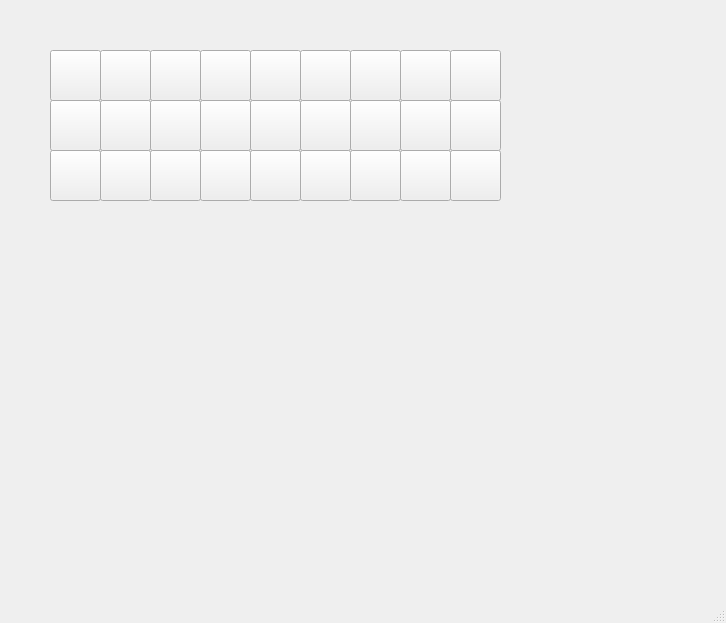
This is mainwindow.ui in xswzaq44321/Sudoku_Game as Qt 5 draws it before an edit. The edited form follows.
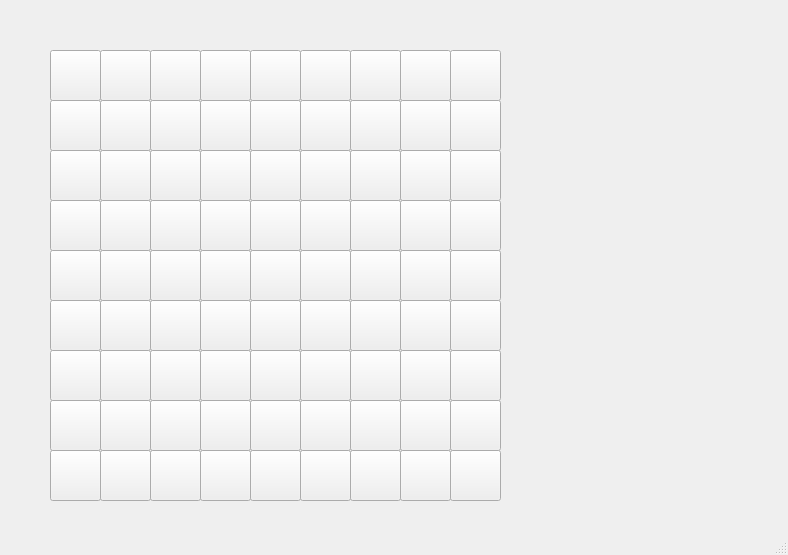
This is the edited form.

Commit message: Finish button arrays

```diff
--- a/mainwindow.ui
+++ b/mainwindow.ui
@@ -6,8 +6,8 @@
    <rect>
     <x>0</x>
     <y>0</y>
-    <width>726</width>
-    <height>623</height>
+    <width>788</width>
+    <height>555</height>
    </rect>
   </property>
   <property name="windowTitle">
@@ -365,6 +365,708 @@
      <string/>
     </property>
    </widget>
+   <widget class="QPushButton" name="pushButton_28">
+    <property name="geometry">
+     <rect>
+      <x>50</x>
+      <y>200</y>
+      <width>51</width>
+      <height>51</height>
+     </rect>
+    </property>
+    <property name="text">
+     <string/>
+    </property>
+   </widget>
+   <widget class="QPushButton" name="pushButton_29">
+    <property name="geometry">
+     <rect>
+      <x>100</x>
+      <y>200</y>
+      <width>51</width>
+      <height>51</height>
+     </rect>
+    </property>
+    <property name="text">
+     <string/>
+    </property>
+   </widget>
+   <widget class="QPushButton" name="pushButton_30">
+    <property name="geometry">
+     <rect>
+      <x>150</x>
+      <y>200</y>
+      <width>51</width>
+      <height>51</height>
+     </rect>
+    </property>
+    <property name="text">
+     <string/>
+    </property>
+   </widget>
+   <widget class="QPushButton" name="pushButton_31">
+    <property name="geometry">
+     <rect>
+      <x>200</x>
+      <y>200</y>
+      <width>51</width>
+      <height>51</height>
+     </rect>
+    </property>
+    <property name="text">
+     <string/>
+    </property>
+   </widget>
+   <widget class="QPushButton" name="pushButton_32">
+    <property name="geometry">
+     <rect>
+      <x>250</x>
+      <y>200</y>
+      <width>51</width>
+      <height>51</height>
+     </rect>
+    </property>
+    <property name="text">
+     <string/>
+    </property>
+   </widget>
+   <widget class="QPushButton" name="pushButton_33">
+    <property name="geometry">
+     <rect>
+      <x>300</x>
+      <y>200</y>
+      <width>51</width>
+      <height>51</height>
+     </rect>
+    </property>
+    <property name="text">
+     <string/>
+    </property>
+   </widget>
+   <widget class="QPushButton" name="pushButton_34">
+    <property name="geometry">
+     <rect>
+      <x>350</x>
+      <y>200</y>
+      <width>51</width>
+      <height>51</height>
+     </rect>
+    </property>
+    <property name="text">
+     <string/>
+    </property>
+   </widget>
+   <widget class="QPushButton" name="pushButton_35">
+    <property name="geometry">
+     <rect>
+      <x>400</x>
+      <y>200</y>
+      <width>51</width>
+      <height>51</height>
+     </rect>
+    </property>
+    <property name="text">
+     <string/>
+    </property>
+   </widget>
+   <widget class="QPushButton" name="pushButton_36">
+    <property name="geometry">
+     <rect>
+      <x>450</x>
+      <y>200</y>
+      <width>51</width>
+      <height>51</height>
+     </rect>
+    </property>
+    <property name="text">
+     <string/>
+    </property>
+   </widget>
+   <widget class="QPushButton" name="pushButton_37">
+    <property name="geometry">
+     <rect>
+      <x>50</x>
+      <y>250</y>
+      <width>51</width>
+      <height>51</height>
+     </rect>
+    </property>
+    <property name="text">
+     <string/>
+    </property>
+   </widget>
+   <widget class="QPushButton" name="pushButton_38">
+    <property name="geometry">
+     <rect>
+      <x>100</x>
+      <y>250</y>
+      <width>51</width>
+      <height>51</height>
+     </rect>
+    </property>
+    <property name="text">
+     <string/>
+    </property>
+   </widget>
+   <widget class="QPushButton" name="pushButton_39">
+    <property name="geometry">
+     <rect>
+      <x>150</x>
+      <y>250</y>
+      <width>51</width>
+      <height>51</height>
+     </rect>
+    </property>
+    <property name="text">
+     <string/>
+    </property>
+   </widget>
+   <widget class="QPushButton" name="pushButton_40">
+    <property name="geometry">
+     <rect>
+      <x>200</x>
+      <y>250</y>
+      <width>51</width>
+      <height>51</height>
+     </rect>
+    </property>
+    <property name="text">
+     <string/>
+    </property>
+   </widget>
+   <widget class="QPushButton" name="pushButton_41">
+    <property name="geometry">
+     <rect>
+      <x>250</x>
+      <y>250</y>
+      <width>51</width>
+      <height>51</height>
+     </rect>
+    </property>
+    <property name="text">
+     <string/>
+    </property>
+   </widget>
+   <widget class="QPushButton" name="pushButton_42">
+    <property name="geometry">
+     <rect>
+      <x>300</x>
+      <y>250</y>
+      <width>51</width>
+      <height>51</height>
+     </rect>
+    </property>
+    <property name="text">
+     <string/>
+    </property>
+   </widget>
+   <widget class="QPushButton" name="pushButton_43">
+    <property name="geometry">
+     <rect>
+      <x>350</x>
+      <y>250</y>
+      <width>51</width>
+      <height>51</height>
+     </rect>
+    </property>
+    <property name="text">
+     <string/>
+    </property>
+   </widget>
+   <widget class="QPushButton" name="pushButton_44">
+    <property name="geometry">
+     <rect>
+      <x>400</x>
+      <y>250</y>
+      <width>51</width>
+      <height>51</height>
+     </rect>
+    </property>
+    <property name="text">
+     <string/>
+    </property>
+   </widget>
+   <widget class="QPushButton" name="pushButton_45">
+    <property name="geometry">
+     <rect>
+      <x>450</x>
+      <y>250</y>
+      <width>51</width>
+      <height>51</height>
+     </rect>
+    </property>
+    <property name="text">
+     <string/>
+    </property>
+   </widget>
+   <widget class="QPushButton" name="pushButton_46">
+    <property name="geometry">
+     <rect>
+      <x>50</x>
+      <y>300</y>
+      <width>51</width>
+      <height>51</height>
+     </rect>
+    </property>
+    <property name="text">
+     <string/>
+    </property>
+   </widget>
+   <widget class="QPushButton" name="pushButton_47">
+    <property name="geometry">
+     <rect>
+      <x>100</x>
+      <y>300</y>
+      <width>51</width>
+      <height>51</height>
+     </rect>
+    </property>
+    <property name="text">
+     <string/>
+    </property>
+   </widget>
+   <widget class="QPushButton" name="pushButton_48">
+    <property name="geometry">
+     <rect>
+      <x>150</x>
+      <y>300</y>
+      <width>51</width>
+      <height>51</height>
+     </rect>
+    </property>
+    <property name="text">
+     <string/>
+    </property>
+   </widget>
+   <widget class="QPushButton" name="pushButton_49">
+    <property name="geometry">
+     <rect>
+      <x>200</x>
+      <y>300</y>
+      <width>51</width>
+      <height>51</height>
+     </rect>
+    </property>
+    <property name="text">
+     <string/>
+    </property>
+   </widget>
+   <widget class="QPushButton" name="pushButton_50">
+    <property name="geometry">
+     <rect>
+      <x>250</x>
+      <y>300</y>
+      <width>51</width>
+      <height>51</height>
+     </rect>
+    </property>
+    <property name="text">
+     <string/>
+    </property>
+   </widget>
+   <widget class="QPushButton" name="pushButton_51">
+    <property name="geometry">
+     <rect>
+      <x>300</x>
+      <y>300</y>
+      <width>51</width>
+      <height>51</height>
+     </rect>
+    </property>
+    <property name="text">
+     <string/>
+    </property>
+   </widget>
+   <widget class="QPushButton" name="pushButton_52">
+    <property name="geometry">
+     <rect>
+      <x>350</x>
+      <y>300</y>
+      <width>51</width>
+      <height>51</height>
+     </rect>
+    </property>
+    <property name="text">
+     <string/>
+    </property>
+   </widget>
+   <widget class="QPushButton" name="pushButton_53">
+    <property name="geometry">
+     <rect>
+      <x>400</x>
+      <y>300</y>
+      <width>51</width>
+      <height>51</height>
+     </rect>
+    </property>
+    <property name="text">
+     <string/>
+    </property>
+   </widget>
+   <widget class="QPushButton" name="pushButton_54">
+    <property name="geometry">
+     <rect>
+      <x>450</x>
+      <y>300</y>
+      <width>51</width>
+      <height>51</height>
+     </rect>
+    </property>
+    <property name="text">
+     <string/>
+    </property>
+   </widget>
+   <widget class="QPushButton" name="pushButton_55">
+    <property name="geometry">
+     <rect>
+      <x>50</x>
+      <y>350</y>
+      <width>51</width>
+      <height>51</height>
+     </rect>
+    </property>
+    <property name="text">
+     <string/>
+    </property>
+   </widget>
+   <widget class="QPushButton" name="pushButton_56">
+    <property name="geometry">
+     <rect>
+      <x>100</x>
+      <y>350</y>
+      <width>51</width>
+      <height>51</height>
+     </rect>
+    </property>
+    <property name="text">
+     <string/>
+    </property>
+   </widget>
+   <widget class="QPushButton" name="pushButton_57">
+    <property name="geometry">
+     <rect>
+      <x>150</x>
+      <y>350</y>
+      <width>51</width>
+      <height>51</height>
+     </rect>
+    </property>
+    <property name="text">
+     <string/>
+    </property>
+   </widget>
+   <widget class="QPushButton" name="pushButton_58">
+    <property name="geometry">
+     <rect>
+      <x>200</x>
+      <y>350</y>
+      <width>51</width>
+      <height>51</height>
+     </rect>
+    </property>
+    <property name="text">
+     <string/>
+    </property>
+   </widget>
+   <widget class="QPushButton" name="pushButton_59">
+    <property name="geometry">
+     <rect>
+      <x>250</x>
+      <y>350</y>
+      <width>51</width>
+      <height>51</height>
+     </rect>
+    </property>
+    <property name="text">
+     <string/>
+    </property>
+   </widget>
+   <widget class="QPushButton" name="pushButton_60">
+    <property name="geometry">
+     <rect>
+      <x>300</x>
+      <y>350</y>
+      <width>51</width>
+      <height>51</height>
+     </rect>
+    </property>
+    <property name="text">
+     <string/>
+    </property>
+   </widget>
+   <widget class="QPushButton" name="pushButton_61">
+    <property name="geometry">
+     <rect>
+      <x>350</x>
+      <y>350</y>
+      <width>51</width>
+      <height>51</height>
+     </rect>
+    </property>
+    <property name="text">
+     <string/>
+    </property>
+   </widget>
+   <widget class="QPushButton" name="pushButton_62">
+    <property name="geometry">
+     <rect>
+      <x>400</x>
+      <y>350</y>
+      <width>51</width>
+      <height>51</height>
+     </rect>
+    </property>
+    <property name="text">
+     <string/>
+    </property>
+   </widget>
+   <widget class="QPushButton" name="pushButton_63">
+    <property name="geometry">
+     <rect>
+      <x>450</x>
+      <y>350</y>
+      <width>51</width>
+      <height>51</height>
+     </rect>
+    </property>
+    <property name="text">
+     <string/>
+    </property>
+   </widget>
+   <widget class="QPushButton" name="pushButton_64">
+    <property name="geometry">
+     <rect>
+      <x>50</x>
+      <y>400</y>
+      <width>51</width>
+      <height>51</height>
+     </rect>
+    </property>
+    <property name="text">
+     <string/>
+    </property>
+   </widget>
+   <widget class="QPushButton" name="pushButton_65">
+    <property name="geometry">
+     <rect>
+      <x>100</x>
+      <y>400</y>
+      <width>51</width>
+      <height>51</height>
+     </rect>
+    </property>
+    <property name="text">
+     <string/>
+    </property>
+   </widget>
+   <widget class="QPushButton" name="pushButton_66">
+    <property name="geometry">
+     <rect>
+      <x>150</x>
+      <y>400</y>
+      <width>51</width>
+      <height>51</height>
+     </rect>
+    </property>
+    <property name="text">
+     <string/>
+    </property>
+   </widget>
+   <widget class="QPushButton" name="pushButton_67">
+    <property name="geometry">
+     <rect>
+      <x>200</x>
+      <y>400</y>
+      <width>51</width>
+      <height>51</height>
+     </rect>
+    </property>
+    <property name="text">
+     <string/>
+    </property>
+   </widget>
+   <widget class="QPushButton" name="pushButton_68">
+    <property name="geometry">
+     <rect>
+      <x>250</x>
+      <y>400</y>
+      <width>51</width>
+      <height>51</height>
+     </rect>
+    </property>
+    <property name="text">
+     <string/>
+    </property>
+   </widget>
+   <widget class="QPushButton" name="pushButton_69">
+    <property name="geometry">
+     <rect>
+      <x>300</x>
+      <y>400</y>
+      <width>51</width>
+      <height>51</height>
+     </rect>
+    </property>
+    <property name="text">
+     <string/>
+    </property>
+   </widget>
+   <widget class="QPushButton" name="pushButton_70">
+    <property name="geometry">
+     <rect>
+      <x>350</x>
+      <y>400</y>
+      <width>51</width>
+      <height>51</height>
+     </rect>
+    </property>
+    <property name="text">
+     <string/>
+    </property>
+   </widget>
+   <widget class="QPushButton" name="pushButton_71">
+    <property name="geometry">
+     <rect>
+      <x>400</x>
+      <y>400</y>
+      <width>51</width>
+      <height>51</height>
+     </rect>
+    </property>
+    <property name="text">
+     <string/>
+    </property>
+   </widget>
+   <widget class="QPushButton" name="pushButton_72">
+    <property name="geometry">
+     <rect>
+      <x>450</x>
+      <y>400</y>
+      <width>51</width>
+      <height>51</height>
+     </rect>
+    </property>
+    <property name="text">
+     <string/>
+    </property>
+   </widget>
+   <widget class="QPushButton" name="pushButton_73">
+    <property name="geometry">
+     <rect>
+      <x>50</x>
+      <y>450</y>
+      <width>51</width>
+      <height>51</height>
+     </rect>
+    </property>
+    <property name="text">
+     <string/>
+    </property>
+   </widget>
+   <widget class="QPushButton" name="pushButton_74">
+    <property name="geometry">
+     <rect>
+      <x>100</x>
+      <y>450</y>
+      <width>51</width>
+      <height>51</height>
+     </rect>
+    </property>
+    <property name="text">
+     <string/>
+    </property>
+   </widget>
+   <widget class="QPushButton" name="pushButton_75">
+    <property name="geometry">
+     <rect>
+      <x>150</x>
+      <y>450</y>
+      <width>51</width>
+      <height>51</height>
+     </rect>
+    </property>
+    <property name="text">
+     <string/>
+    </property>
+   </widget>
+   <widget class="QPushButton" name="pushButton_76">
+    <property name="geometry">
+     <rect>
+      <x>200</x>
+      <y>450</y>
+      <width>51</width>
+      <height>51</height>
+     </rect>
+    </property>
+    <property name="text">
+     <string/>
+    </property>
+   </widget>
+   <widget class="QPushButton" name="pushButton_77">
+    <property name="geometry">
+     <rect>
+      <x>250</x>
+      <y>450</y>
+      <width>51</width>
+      <height>51</height>
+     </rect>
+    </property>
+    <property name="text">
+     <string/>
+    </property>
+   </widget>
+   <widget class="QPushButton" name="pushButton_78">
+    <property name="geometry">
+     <rect>
+      <x>300</x>
+      <y>450</y>
+      <width>51</width>
+      <height>51</height>
+     </rect>
+    </property>
+    <property name="text">
+     <string/>
+    </property>
+   </widget>
+   <widget class="QPushButton" name="pushButton_79">
+    <property name="geometry">
+     <rect>
+      <x>350</x>
+      <y>450</y>
+      <width>51</width>
+      <height>51</height>
+     </rect>
+    </property>
+    <property name="text">
+     <string/>
+    </property>
+   </widget>
+   <widget class="QPushButton" name="pushButton_80">
+    <property name="geometry">
+     <rect>
+      <x>400</x>
+      <y>450</y>
+      <width>51</width>
+      <height>51</height>
+     </rect>
+    </property>
+    <property name="text">
+     <string/>
+    </property>
+   </widget>
+   <widget class="QPushButton" name="pushButton_81">
+    <property name="geometry">
+     <rect>
+      <x>450</x>
+      <y>450</y>
+      <width>51</width>
+      <height>51</height>
+     </rect>
+    </property>
+    <property name="text">
+     <string/>
+    </property>
+   </widget>
   </widget>
   <widget class="QStatusBar" name="statusBar"/>
  </widget>
```
The commit also changes 1 other file.
